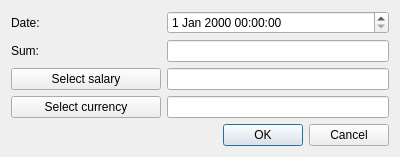
Old version of the form OrmasAdmin/OrmasAdmin/CreatePspDlg.ui in the repository Dalerjon/TheOrmasProejct.
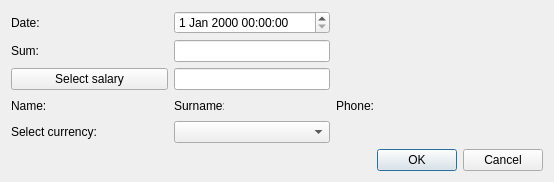
New version of the form.

```diff
--- a/OrmasAdmin/OrmasAdmin/CreatePspDlg.ui
+++ b/OrmasAdmin/OrmasAdmin/CreatePspDlg.ui
@@ -6,8 +6,8 @@
    <rect>
     <x>0</x>
     <y>0</y>
-    <width>400</width>
-    <height>157</height>
+    <width>554</width>
+    <height>182</height>
    </rect>
   </property>
   <property name="windowTitle">
@@ -32,24 +32,132 @@
    <property name="bottomMargin">
     <number>11</number>
    </property>
-   <item row="4" column="1">
-    <widget class="QLineEdit" name="salaryEdit">
-     <property name="toolTip">
-      <string>Must not be empty</string>
+   <item row="2" column="0">
+    <widget class="QLabel" name="valieLb">
+     <property name="text">
+      <string>Sum:</string>
      </property>
-     <property name="readOnly">
-      <bool>true</bool>
+    </widget>
+   </item>
+   <item row="5" column="1">
+    <widget class="QLabel" name="namePh">
+     <property name="minimumSize">
+      <size>
+       <width>100</width>
+       <height>0</height>
+      </size>
      </property>
+     <property name="font">
+      <font>
+       <family>Times New Roman</family>
+       <pointsize>12</pointsize>
+       <weight>75</weight>
+       <italic>true</italic>
+       <bold>true</bold>
+      </font>
+     </property>
+     <property name="text">
+      <string/>
+     </property>
     </widget>
    </item>
-   <item row="2" column="1">
-    <widget class="QLineEdit" name="valueEdit">
-     <property name="toolTip">
-      <string>&lt;html&gt;&lt;head/&gt;&lt;body&gt;&lt;p&gt;For example: 300 (depending on currency, in that case 300 USD)&lt;/p&gt;&lt;/body&gt;&lt;/html&gt;</string>
+   <item row="0" column="0">
+    <widget class="QLabel" name="dateLb">
+     <property name="text">
+      <string>Date:</string>
      </property>
     </widget>
    </item>
-   <item row="6" column="0" colspan="2">
+   <item row="5" column="2">
+    <widget class="QLabel" name="surnameLb">
+     <property name="minimumSize">
+      <size>
+       <width>50</width>
+       <height>0</height>
+      </size>
+     </property>
+     <property name="maximumSize">
+      <size>
+       <width>50</width>
+       <height>16777215</height>
+      </size>
+     </property>
+     <property name="text">
+      <string>Surname:</string>
+     </property>
+    </widget>
+   </item>
+   <item row="5" column="3">
+    <widget class="QLabel" name="surnamePh">
+     <property name="minimumSize">
+      <size>
+       <width>100</width>
+       <height>0</height>
+      </size>
+     </property>
+     <property name="font">
+      <font>
+       <family>Times New Roman</family>
+       <pointsize>12</pointsize>
+       <weight>75</weight>
+       <italic>true</italic>
+       <bold>true</bold>
+      </font>
+     </property>
+     <property name="text">
+      <string/>
+     </property>
+    </widget>
+   </item>
+   <item row="5" column="4">
+    <widget class="QLabel" name="phoneLb">
+     <property name="text">
+      <string>Phone:</string>
+     </property>
+    </widget>
+   </item>
+   <item row="5" column="0">
+    <widget class="QLabel" name="nameLb">
+     <property name="minimumSize">
+      <size>
+       <width>50</width>
+       <height>0</height>
+      </size>
+     </property>
+     <property name="maximumSize">
+      <size>
+       <width>50</width>
+       <height>16777215</height>
+      </size>
+     </property>
+     <property name="text">
+      <string>Name:</string>
+     </property>
+    </widget>
+   </item>
+   <item row="5" column="5">
+    <widget class="QLabel" name="phonePh">
+     <property name="minimumSize">
+      <size>
+       <width>100</width>
+       <height>0</height>
+      </size>
+     </property>
+     <property name="font">
+      <font>
+       <family>Times New Roman</family>
+       <pointsize>12</pointsize>
+       <weight>75</weight>
+       <italic>true</italic>
+       <bold>true</bold>
+      </font>
+     </property>
+     <property name="text">
+      <string/>
+     </property>
+    </widget>
+   </item>
+   <item row="7" column="0" colspan="6">
     <layout class="QHBoxLayout" name="horizontalLayout">
      <item>
       <spacer name="horizontalSpacer">
@@ -80,35 +188,7 @@
      </item>
     </layout>
    </item>
-   <item row="5" column="1">
-    <widget class="QLineEdit" name="currencyEdit">
-     <property name="readOnly">
-      <bool>true</bool>
-     </property>
-    </widget>
-   </item>
-   <item row="2" column="0">
-    <widget class="QLabel" name="valieLb">
-     <property name="text">
-      <string>Sum:</string>
-     </property>
-    </widget>
-   </item>
-   <item row="5" column="0">
-    <widget class="QPushButton" name="currencyBtn">
-     <property name="text">
-      <string>Select currency</string>
-     </property>
-    </widget>
-   </item>
-   <item row="0" column="0">
-    <widget class="QLabel" name="dateLb">
-     <property name="text">
-      <string>Date:</string>
-     </property>
-    </widget>
-   </item>
-   <item row="4" column="0">
+   <item row="4" column="0" colspan="2">
     <widget class="QPushButton" name="salaryBtn">
      <property name="minimumSize">
       <size>
@@ -121,9 +201,36 @@
      </property>
     </widget>
    </item>
-   <item row="0" column="1">
+   <item row="6" column="0" colspan="2">
+    <widget class="QLabel" name="currencyLb">
+     <property name="text">
+      <string>Select currency:</string>
+     </property>
+    </widget>
+   </item>
+   <item row="4" column="2" colspan="2">
+    <widget class="QLineEdit" name="salaryEdit">
+     <property name="toolTip">
+      <string>Must not be empty</string>
+     </property>
+     <property name="readOnly">
+      <bool>true</bool>
+     </property>
+    </widget>
+   </item>
+   <item row="2" column="2" colspan="2">
+    <widget class="QLineEdit" name="valueEdit">
+     <property name="toolTip">
+      <string>&lt;html&gt;&lt;head/&gt;&lt;body&gt;&lt;p&gt;For example: 300 (depending on currency, in that case 300 USD)&lt;/p&gt;&lt;/body&gt;&lt;/html&gt;</string>
+     </property>
+    </widget>
+   </item>
+   <item row="0" column="2" colspan="2">
     <widget class="QDateTimeEdit" name="dateEdit"/>
    </item>
+   <item row="6" column="2" colspan="2">
+    <widget class="QComboBox" name="currencyCmb"/>
+   </item>
   </layout>
  </widget>
  <tabstops>
```
Left out of the diff: 4 changed lines with no effect on the pictures.
